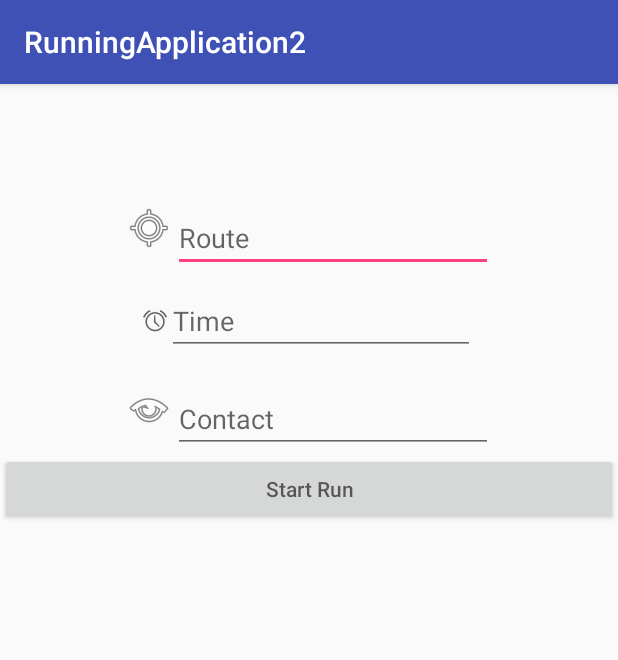
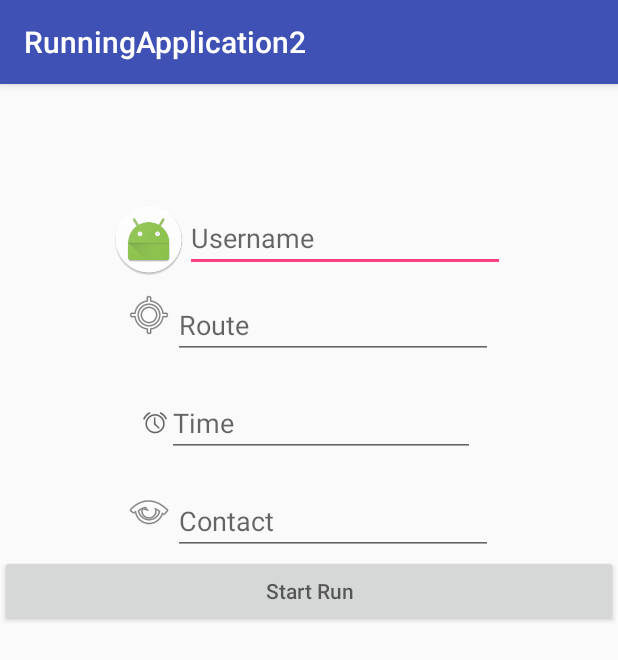
Before and after one commit to marisol-lopez/RunningSafetyApplication, an Android app: the screen it shows after launch (MainActivity), on a phone screen of 412 x 824 dp. Shown: the top 660 px of the screen. Run offline under Robolectric (Android 15) with nearby library versions, the phone set to English and light mode, and no system bars.

Commit message:
added layout field for user name added code for extracting that value and sending it to other activity

```diff
--- a/app/src/main/java/com/example/runningsafetyapplication/DisplayMessageActivity.java
+++ b/app/src/main/java/com/example/runningsafetyapplication/DisplayMessageActivity.java
@@ -18,6 +18,9 @@ public class DisplayMessageActivity extends AppCompatActivity {
         TextView textView1 = (TextView) findViewById(R.id.textView1);
         TextView textView2 = (TextView) findViewById(R.id.textView2);
         TextView textView3 = (TextView) findViewById(R.id.textView3);
+        TextView textView4 = (TextView) findViewById(R.id.textView4);
+
+
 
         ArrayList<String> inputValues = new ArrayList();
         inputValues = intent.getStringArrayListExtra("array");
@@ -25,6 +28,7 @@ public class DisplayMessageActivity extends AppCompatActivity {
         textView1.setText(inputValues.get(0));
         textView2.setText(inputValues.get(1));
         textView3.setText(inputValues.get(2));
+        textView4.setText(inputValues.get(3));
     }
 
 
--- a/app/src/main/java/com/example/runningsafetyapplication/MainActivity.java
+++ b/app/src/main/java/com/example/runningsafetyapplication/MainActivity.java
@@ -122,10 +122,12 @@ public class MainActivity extends AppCompatActivity {
 
         ArrayList<String> inputValues = new ArrayList();
 
+        inputValues.add(usernameFieldInput);
+
         inputValues.add(routeFieldInput);
         inputValues.add(timeFieldInput);
         inputValues.add(contactFieldInput);
-        inputValues.add(usernameFieldInput);
+
 
         intent.putStringArrayListExtra("array", inputValues);
         startActivity(intent);
@@ -170,7 +172,7 @@ public class MainActivity extends AppCompatActivity {
                 minuteChosen = Integer.toString(minute);
                 minuteChosen = "0" + minuteChosen;
             } else {
-                minuteChosen = Integer.toString(hourOfDay);
+                minuteChosen = Integer.toString(minute);
             }
             editText.setText(hourChosen + ":" + minuteChosen + am_pm);
 //            pickDate.setVisibility(View.GONE);
--- a/app/src/main/res/layout/activity_display_message.xml
+++ b/app/src/main/res/layout/activity_display_message.xml
@@ -22,4 +22,10 @@
         android:layout_height="wrap_content"
         android:text="TextView"/>
 
+    <TextView
+        android:id="@+id/textView4"
+        android:layout_width="wrap_content"
+        android:layout_height="wrap_content"
+        android:text="TextView"/>
+
 </LinearLayout>
--- a/app/src/main/res/layout/activity_main.xml
+++ b/app/src/main/res/layout/activity_main.xml
@@ -10,6 +10,27 @@
         android:layout_height="wrap_content"
         android:layout_gravity="center"
         android:paddingTop="80dp"
+        android:orientation="horizontal">
+
+        <ImageView
+            android:layout_width="wrap_content"
+            android:layout_height="wrap_content"
+            app:srcCompat="@mipmap/ic_launcher_round"/>
+
+        <EditText
+            android:id="@+id/usernameForm"
+            android:layout_width="wrap_content"
+            android:layout_height="wrap_content"
+            android:ems="10"
+            android:inputType="textPersonName"
+            android:hint="@string/username_form_field" />
+    </LinearLayout>
+
+    <LinearLayout
+        android:layout_width="wrap_content"
+        android:layout_height="wrap_content"
+        android:padding="10dp"
+        android:layout_gravity="center"
         android:orientation="horizontal">
 
         <ImageView
--- a/app/src/main/res/values/strings.xml
+++ b/app/src/main/res/values/strings.xml
@@ -4,4 +4,5 @@
     <string name="time_form_field">Time</string>
     <string name="contact_form_field">Contact</string>
     <string name="start_run_button">Start Run</string>
+    <string name="username_form_field">Username</string>
 </resources>
```
